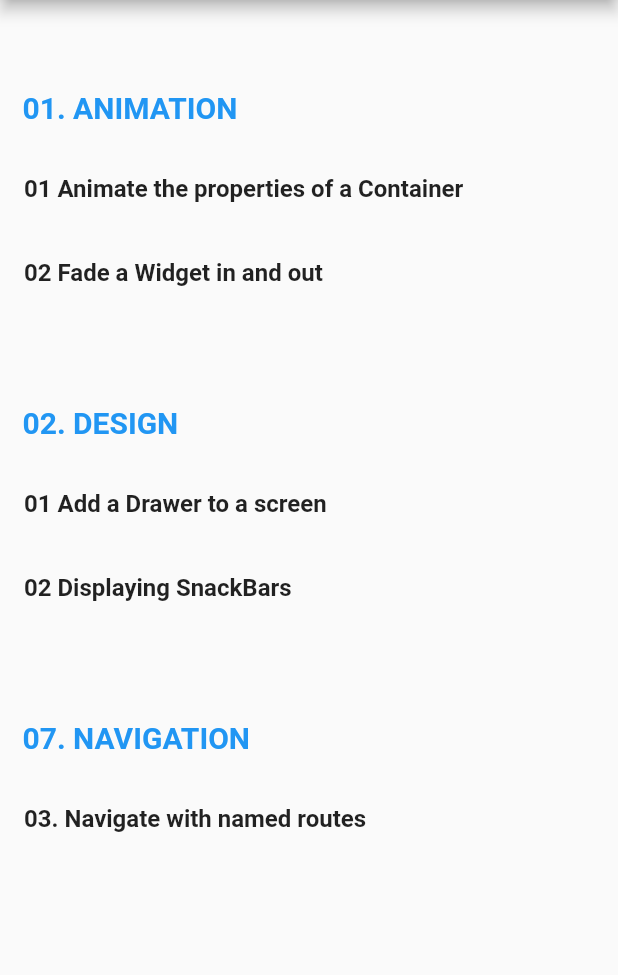
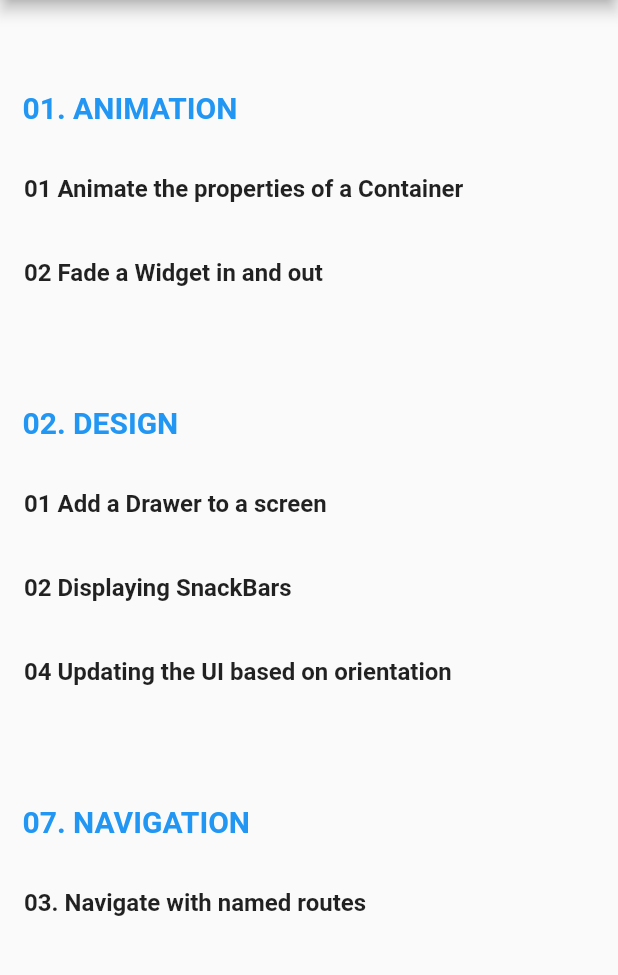
Before and after one commit to arthur-eudeline/flutter-cookbooks, a Flutter app: the screen it shows after launch, on a phone screen of 412 x 824 dp, the part 84-1059 px from its top. Run offline on Flutter 3.47's test engine with Material 2 defaults, Android fonts, the phone set to English and light mode, and no system bars.

Commit message:
02 Design > 04 Updating the UI based on orientation

```diff
--- a/lib/main.dart
+++ b/lib/main.dart
@@ -7,6 +7,7 @@ import 'package:cookbooks_training/cookbooks/01_animation/02_fade_a_widget_in_an
 // Design
 import 'package:cookbooks_training/cookbooks/02_design/01_add_a_drawer_to_a_screen/main.dart';
 import 'package:cookbooks_training/cookbooks/02_design/02_displaying_snackbars/main.dart';
+import 'package:cookbooks_training/cookbooks/02_design/04_updating_the_ui_based_on_orientation/main.dart';
 
 
 // Navigation
@@ -34,6 +35,7 @@ class MyApp extends StatelessWidget {
         // Design
         "/02_design/01_add_a_drawer_to_a_screen/main" : (context) => AppDrawerScreen(),
         "/02_design/02_displaying_snackbars/main" : (context) => AppSnackBar(),
+        "/02_design/04_updating_the_ui_based_on_orientation/main" : (context) => AppOrientationUI(),
 
         "/07_navigation/03_navigate_with_named_routes/firstScreen": (context) =>
             FirstScreen(),
@@ -108,6 +110,11 @@ class MyHomePage extends StatelessWidget {
             bookRoute: "/02_design/02_displaying_snackbars/main",
             context: context
           ),
+          buildRowItem(
+            bookName: "04 Updating the UI based on orientation",
+            bookRoute: "/02_design/04_updating_the_ui_based_on_orientation/main",
+            context: context
+          ),
 
           // ---- 07 Navigation ----
           buildRowTitle("07. Navigation", context),
```
Also changed, not shown: lib/cookbooks/02_design/04_updating_the_ui_based_on_orientation/main.dart (added, +47 -0 lines).
